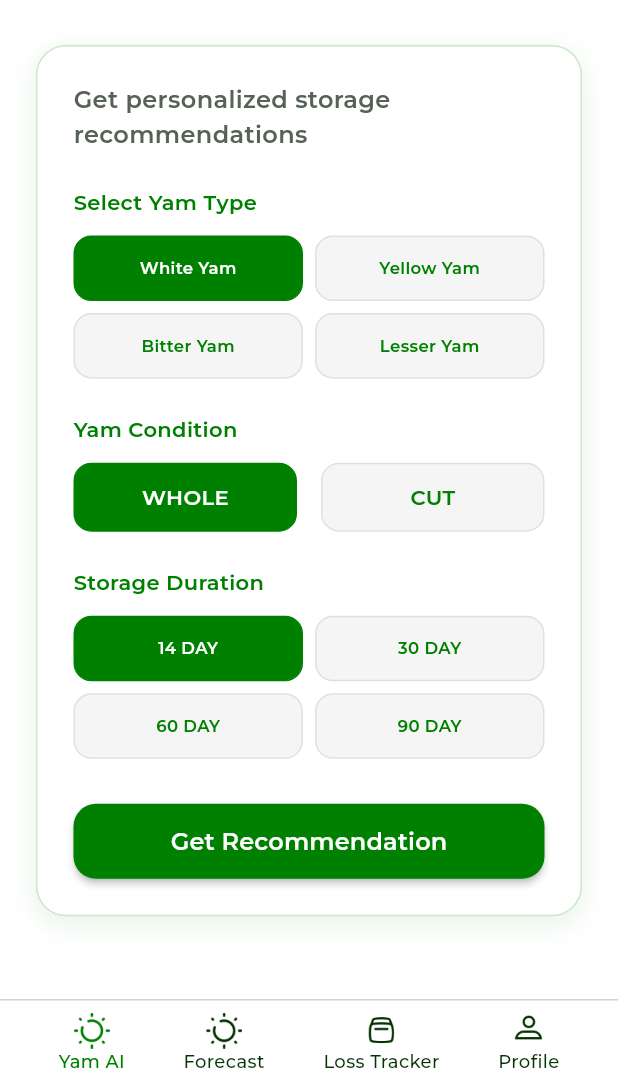
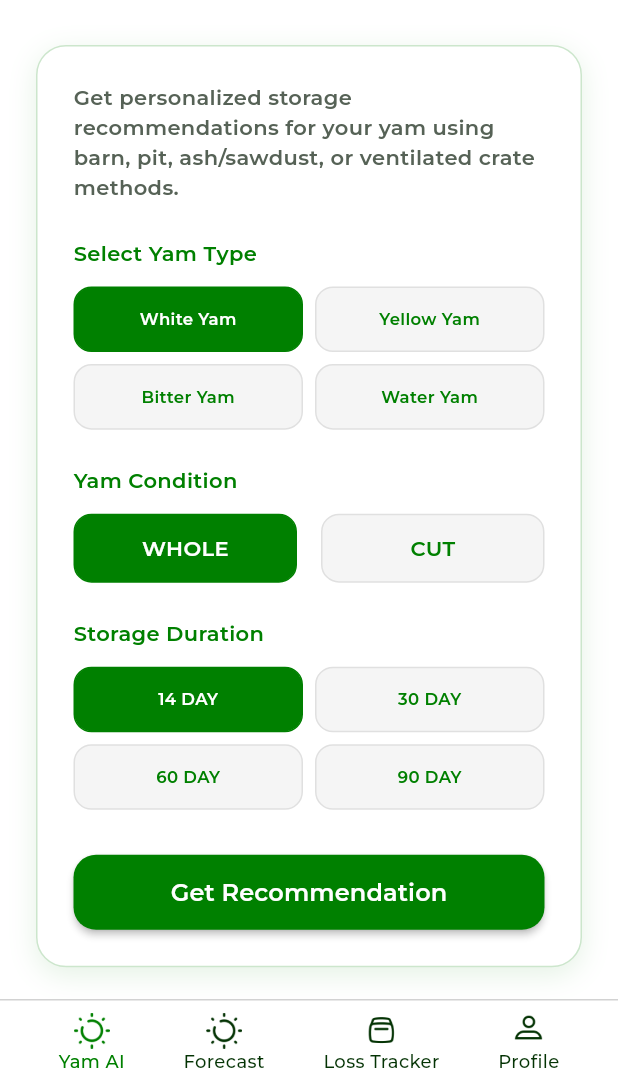
Before and after one commit to Abdulfatai20/YamGuard, a Flutter app: the screen it shows once a user with an empty profile is signed in, on a phone screen of 412 x 824 dp, the part 150-1236 px from its top. Run offline on Flutter 3.47's test engine with Material 3 defaults, Android fonts, the phone set to English and light mode, and no system bars; our stand-ins replace cloud_firestore, firebase_auth, firebase_core, flutter_riverpod, rxdart; accounts and stored records are empty.

Commit message:
New changeeee

```diff
--- a/lib/pages/Yam_intelligence_page.dart
+++ b/lib/pages/Yam_intelligence_page.dart
@@ -1,3 +1,5 @@
+// ignore_for_file: deprecated_member_use
+
 import 'package:flutter/material.dart';
 import 'package:flutter_riverpod/flutter_riverpod.dart';
 import 'dart:convert';
@@ -40,7 +42,7 @@ class _YamIntelligencePageState extends ConsumerState<YamIntelligencePage> {
 
   @override
   Widget build(BuildContext context) {
-    final yamTypes = ["White Yam", "Yellow Yam", "Bitter Yam", "Lesser Yam"];
+    final yamTypes = ["White Yam", "Yellow Yam", "Bitter Yam", "Water Yam"];
     final intervals = ["14_day", "30_day", "60_day", "90_day"];
     final conditions = ["whole", "cut"];
 
@@ -81,9 +83,9 @@ class _YamIntelligencePageState extends ConsumerState<YamIntelligencePage> {
                       crossAxisAlignment: CrossAxisAlignment.start,
                       children: [
                         const Text(
-                          "Get personalized storage recommendations",
+                        "Get personalized storage recommendations for your yam using barn, pit, ash/sawdust, or ventilated crate methods.",
                           style: TextStyle(
-                            fontSize: 16,
+                            fontSize: 14,
                             color: AppColors.secondary500,
                             fontWeight: FontWeight.w600,
                           ),
--- a/lib/widgets/widget_tree.dart
+++ b/lib/widgets/widget_tree.dart
@@ -1,5 +1,5 @@
 import 'package:flutter/material.dart';
-import 'package:yam_guard/pages/Yam_intelligence_page.dart';
+import 'package:yam_guard/pages/yam_intelligence_page.dart';
 import 'package:yam_guard/pages/forecast_page.dart';
 import 'package:yam_guard/pages/loss_tracker_page.dart';
 import 'package:yam_guard/pages/profile_page.dart';
```
Also changed, not shown: pubspec.lock, 2 other files.
